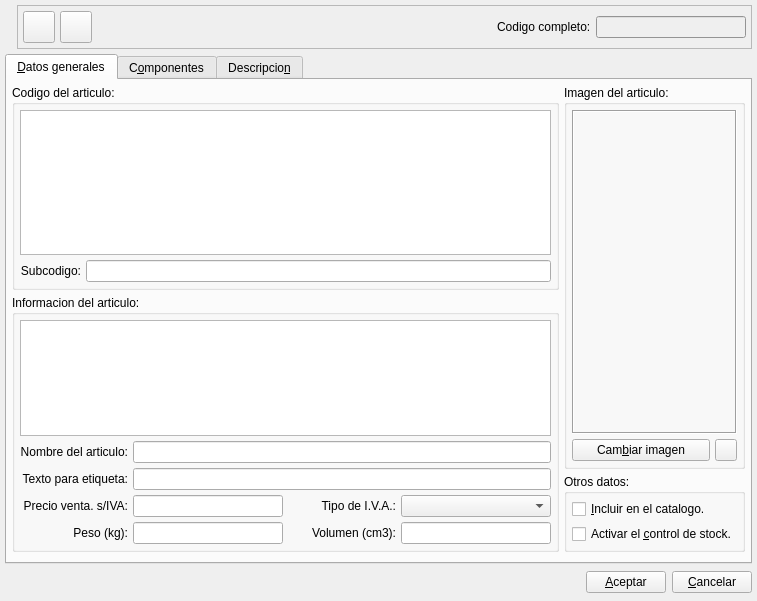
The window that bulmages/bulmafact/plugins/pluginbf_articulo/articleeditbase.ui (eboladev/Bulmages-1) describes before a commit, drawn with Qt 5.
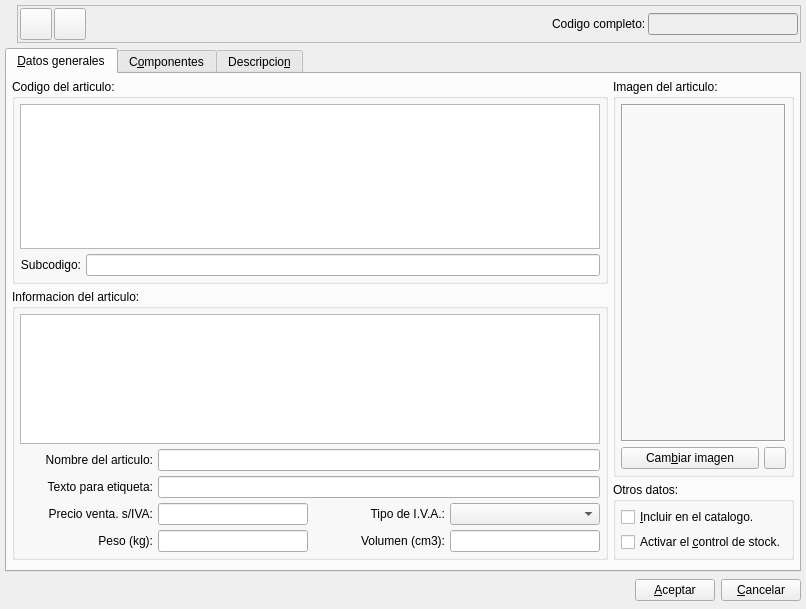
The same window after the commit. Icons and pictures are not drawn. Custom widgets are drawn as their Qt base class.

Commit message: Modifico el plugin de templates a ODS para que aparte de ser activo con el boton derecho del menu tambien muestre un QToolButton que contiene el menu de todos los informes de esa ficha en la barra correspondiente. NOTA: El menu contextual se refresca con cada pulsacion por lo que los informes nuevos se veran automaticamente en el contextual pero para que aparezcan en el menu del boton de informes habra que rearrancar el programa. Modifico las fichas de articulos, clientes y proveedores para que acepten botones puestos por plugins (Hasta ahora ningun plugin ponia botones en dichas fichas)

Patch:
```diff
--- a/bulmages/bulmafact/plugins/pluginbf_articulo/articleeditbase.ui
+++ b/bulmages/bulmafact/plugins/pluginbf_articulo/articleeditbase.ui
@@ -6,8 +6,8 @@
    <rect>
     <x>0</x>
     <y>0</y>
-    <width>757</width>
-    <height>601</height>
+    <width>806</width>
+    <height>609</height>
    </rect>
   </property>
   <property name="focusPolicy">
@@ -62,13 +62,7 @@
        <property name="frameShadow">
         <enum>QFrame::Raised</enum>
        </property>
-       <layout class="QHBoxLayout">
-        <property name="spacing">
-         <number>5</number>
-        </property>
-        <property name="margin">
-         <number>5</number>
-        </property>
+       <layout class="QHBoxLayout" name="horizontalLayout">
         <item>
          <widget class="QToolButton" name="mui_guardar">
           <property name="minimumSize">
```
Left out of the diff: 5 changed lines with no effect on the pictures. The commit also changes 7 other files.
